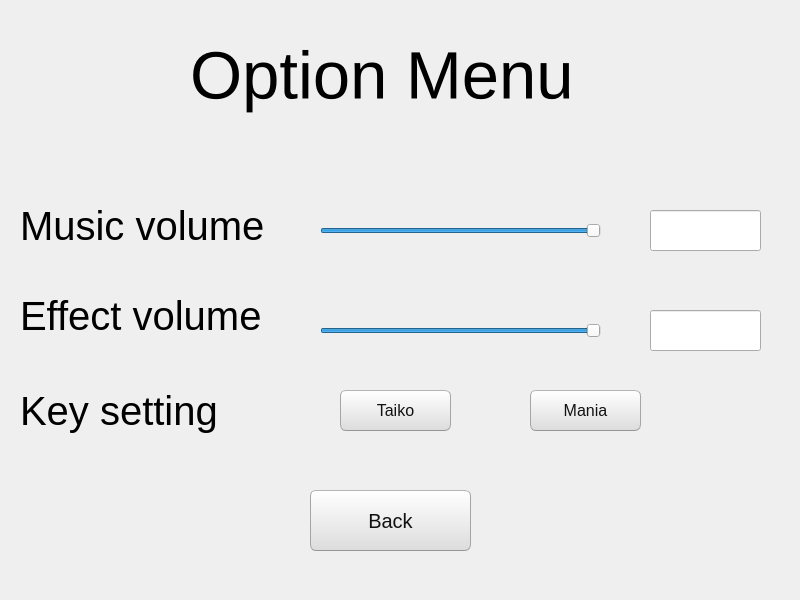
The window that prototype/option_menu_window.ui (defaultax7/2012h-project) describes before a commit, drawn with Qt 5.
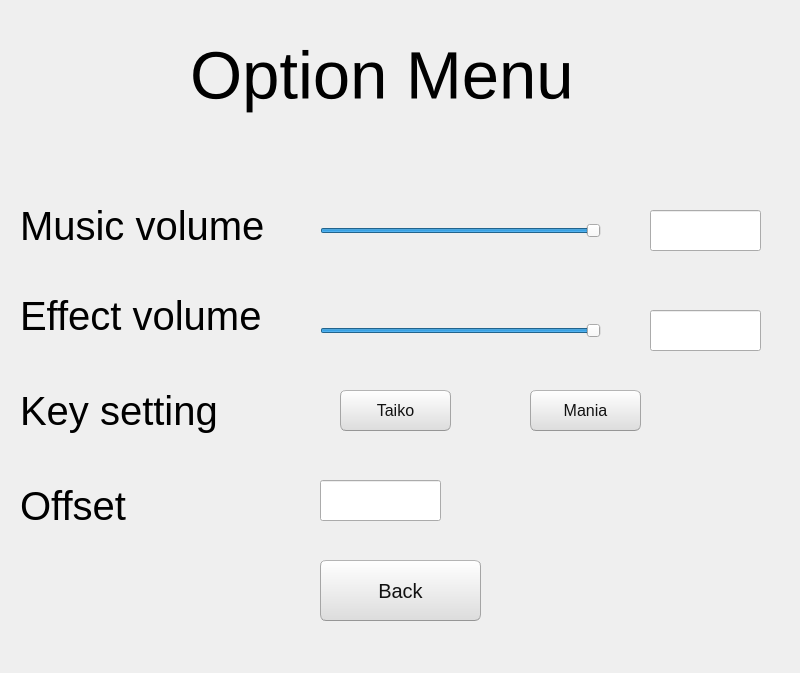
The same window after the commit.

Commit message: add offset in option panel

```diff
--- a/prototype/option_menu_window.ui
+++ b/prototype/option_menu_window.ui
@@ -7,7 +7,7 @@
     <x>0</x>
     <y>0</y>
     <width>800</width>
-    <height>600</height>
+    <height>673</height>
    </rect>
   </property>
   <property name="acceptDrops">
@@ -120,8 +120,8 @@
    <widget class="QPushButton" name="pushButton">
     <property name="geometry">
      <rect>
-      <x>310</x>
-      <y>490</y>
+      <x>320</x>
+      <y>560</y>
       <width>161</width>
       <height>61</height>
      </rect>
@@ -299,6 +299,41 @@
      <bool>true</bool>
     </property>
    </widget>
+   <widget class="QLabel" name="label_5">
+    <property name="geometry">
+     <rect>
+      <x>20</x>
+      <y>470</y>
+      <width>221</width>
+      <height>71</height>
+     </rect>
+    </property>
+    <property name="font">
+     <font>
+      <family>Arial</family>
+      <pointsize>30</pointsize>
+     </font>
+    </property>
+    <property name="text">
+     <string>Offset</string>
+    </property>
+   </widget>
+   <widget class="QLineEdit" name="txt_offset">
+    <property name="geometry">
+     <rect>
+      <x>320</x>
+      <y>480</y>
+      <width>121</width>
+      <height>41</height>
+     </rect>
+    </property>
+    <property name="font">
+     <font>
+      <family>Arial</family>
+      <pointsize>30</pointsize>
+     </font>
+    </property>
+   </widget>
   </widget>
   <widget class="QMenuBar" name="menubar">
    <property name="geometry">
```
The commit also changes 2 other files.
